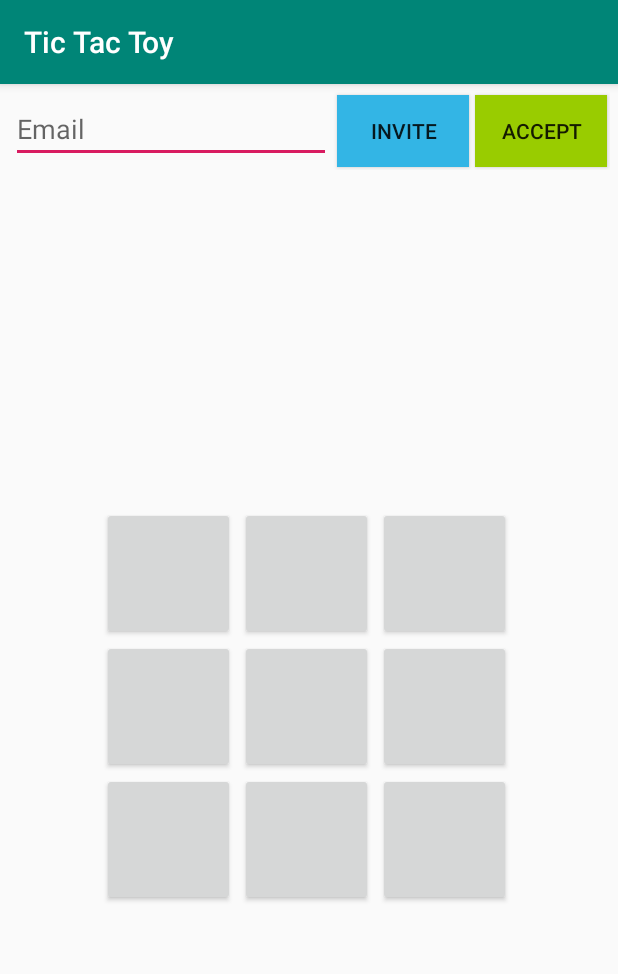
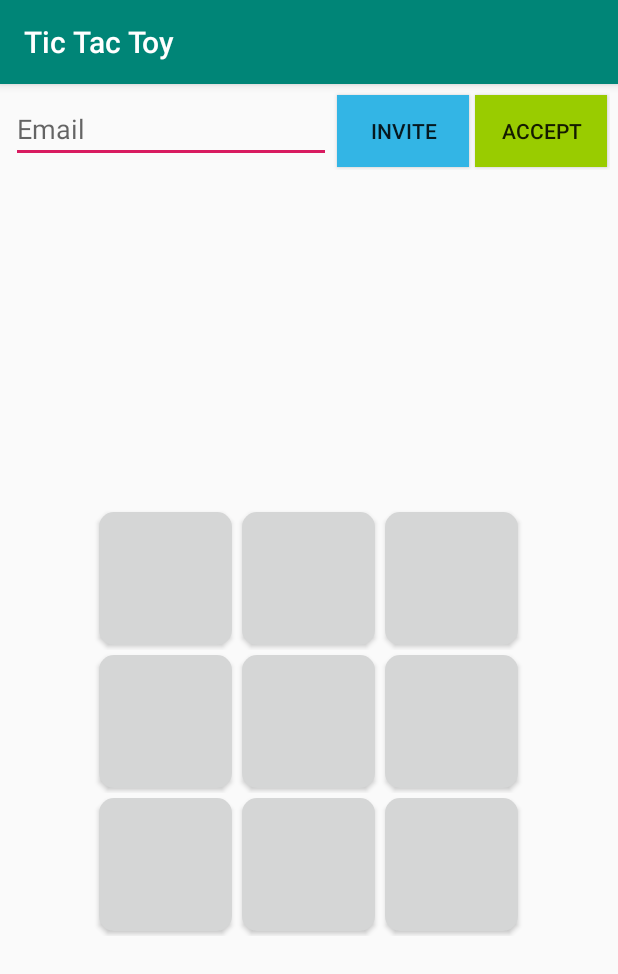
Before and after one commit to BlackBurnVP/TicTacToe, an Android app: the screen it shows after launch once a user with an empty profile is signed in (MainActivity), after a tap on "ACCEPT", on a phone screen of 412 x 824 dp. Shown: the top 974 px of the screen. Run offline under Robolectric (Android 15) with nearby library versions, the phone set to English and light mode, and no system bars; our stand-ins replace Firebase (no records; nobody signed in at launch, a user with empty details on screens opened directly).

Commit message:
Initial commit

```diff
--- a/app/src/main/java/com/vitalii/tictactoylocal/MainActivity.kt
+++ b/app/src/main/java/com/vitalii/tictactoylocal/MainActivity.kt
@@ -1,22 +1,25 @@
 package com.vitalii.tictactoylocal
 
+import android.annotation.SuppressLint
+import android.content.DialogInterface
 import android.content.SharedPreferences
 import android.graphics.Color
 import android.support.v7.app.AppCompatActivity
 import android.os.Bundle
 import android.preference.PreferenceManager
+import android.support.v7.app.AlertDialog
 import android.view.View
 import android.widget.Button
 import android.widget.Toast
 import kotlinx.android.synthetic.main.activity_main.*
-import java.util.*
 import com.google.firebase.analytics.FirebaseAnalytics
-import com.google.firebase.database.DataSnapshot
-import com.google.firebase.database.DatabaseError
-import com.google.firebase.database.FirebaseDatabase
-import com.google.firebase.database.ValueEventListener
+import com.google.firebase.database.*
 import java.lang.Exception
+import kotlin.collections.ArrayList
 import kotlin.collections.HashMap
+import android.R.string.ok
+
+
 
 
 class MainActivity : AppCompatActivity() {
@@ -25,12 +28,11 @@ class MainActivity : AppCompatActivity() {
     private var player1 = ArrayList<Int>()
     private var player2 = ArrayList<Int>()
     private var activePlayer = 1
-    private var emptyCell = ArrayList<Int>()
+    private var usedCell = ArrayList<Button>()
     private var winner =-1
     private var mDatabase: FirebaseDatabase = FirebaseDatabase.getInstance()
     private var mRef = mDatabase.reference
     private var userEmail:String? = ""
-    private val login = LoginActivity()
 
     private lateinit var sp: SharedPreferences
     private lateinit var ed: SharedPreferences.Editor
@@ -54,6 +56,7 @@ class MainActivity : AppCompatActivity() {
 
     fun onClick(view: View){
 
+        if(winner== -1){
             val btnSelected = view as Button
             var cellID = 0
             when(btnSelected.id){
@@ -67,12 +70,10 @@ class MainActivity : AppCompatActivity() {
                 R.id.btn8 -> cellID=8
                 R.id.btn9 -> cellID=9
             }
-
-        //Toast.makeText(this,"Clicked $cellID",Toast.LENGTH_SHORT).show()
-
-        //playGame(cellID,btnSelected)
-
             mRef.child("OnlinePlayer").child(sessionID!!).child(cellID.toString()).setValue(userEmail)
+        }else{
+            announceWinner()
+        }
     }
 
     private fun playGame(cellId:Int,btnSelected:Button) {
@@ -80,7 +81,6 @@ class MainActivity : AppCompatActivity() {
                 btnSelected.text = "X"
                 btnSelected.setBackgroundColor(Color.GREEN)
                 player1.add(cellId)
-//                findWinner()
                 activePlayer = 2
 
             }else{
@@ -90,6 +90,7 @@ class MainActivity : AppCompatActivity() {
                 activePlayer = 1
             }
             btnSelected.isEnabled = false
+            usedCell.add(btnSelected)
             findWinner()
     }
 
@@ -147,12 +148,6 @@ class MainActivity : AppCompatActivity() {
 
         if(winner != -1){
             announceWinner()
-//            if(winner==1){
-//                Toast.makeText(this,"WINNER IS PLAYER 1",Toast.LENGTH_SHORT).show()
-//                activePlayer = 0
-//            };else{
-//                Toast.makeText(this,"WINNER IS PLAYER 2",Toast.LENGTH_SHORT).show()
-//            }
         }
     }
 
@@ -173,17 +168,17 @@ class MainActivity : AppCompatActivity() {
         playGame(cellId,btnSelected)
     }
 
-    private var sessionID:String? = null
+    private var sessionID:String? = ""
     private var playerSymbol:String? = null
 
     private fun onlinePlayer(sessionID:String){
         this.sessionID = sessionID
-        mRef.child("OnlinePlayer").removeValue()
+
         mRef.child("OnlinePlayer").child(sessionID)
             .addValueEventListener(object :ValueEventListener{
                 override fun onDataChange(dataSnapshot: DataSnapshot) {
-//                        player1.clear()
-//                        player2.clear()
+                        player1.clear()
+                        player2.clear()
                     try {
                         if (dataSnapshot.value!= null) {
                             val td = HashMap<String,Any>()
@@ -191,50 +186,35 @@ class MainActivity : AppCompatActivity() {
                                 val valuer = snapshot.value
                                 td[snapshot.key!!] = valuer!!
                             }
-//                            td = dataSnapshot.value as HashMap<String, Any>
                             for (key in td.keys) {
                                 val value = td[key].toString()
 
                                 if (value != userEmail) {
+                                    activePlayer = if (playerSymbol == "X") 2 else 1
+                                } else {
                                     activePlayer = if (playerSymbol == "X") 1 else 2
-                                } else {
-                                    activePlayer = if (playerSymbol == "X") 2 else 1
                                 }
                                 autoPlay(key.toInt())
                             }
                         }
-                    }catch (ex:Exception){
-                        if (dataSnapshot.value!= null) {
-                            val td: HashMap<String, *> = dataSnapshot.value as HashMap<String, *>
-                            for (key in td.keys) {
-                                val value = td[key].toString()
-
-                                if (value != userEmail) {
-                                    activePlayer = if (playerSymbol == "X") 1 else 2
-                                } else {
-                                    activePlayer = if (playerSymbol == "X") 2 else 1
+                    }catch (ex:Exception){ }
                 }
-                                autoPlay(key.toInt())
-                            }
-                        }
-                    }
-                }
-                override fun onCancelled(p0: DatabaseError) {
-
-                }
+                override fun onCancelled(p0: DatabaseError) {}
             })
     }
 
     private fun announceWinner(){
         Toast.makeText(this,"WINNER IS PLAYER $winner",Toast.LENGTH_SHORT).show()
+        mRef.child("OnlinePlayer").child(sessionID!!).removeValue()
     }
 
     private val invite = View.OnClickListener {
         val email = edOtherEmail.text.toString()
         if (splitString(email)!=userEmail){
             mRef.child("Users").child(splitString(email)).child("Request").push().setValue(userEmail)
-            onlinePlayer(userEmail+splitString(email))
-            activePlayer = 1
+            sessionID = userEmail+splitString(email)
+            onlinePlayer(sessionID!!)
+            playerSymbol = "X"
         }else{
             Toast.makeText(this,"You can't invite yourself",Toast.LENGTH_SHORT).show()
         }
@@ -242,11 +222,15 @@ class MainActivity : AppCompatActivity() {
 
     private val accept = View.OnClickListener {
         val email = edOtherEmail.text.toString()
+        sessionID = splitString(email)+userEmail
+        mRef.child("OnlinePlayer").child(sessionID!!).removeValue()
         mRef.child("Users").child(splitString(email)).child("Request").push().setValue(userEmail)
-        onlinePlayer(splitString(email)+userEmail)
-        activePlayer = 2
+        mRef.child("OnlinePlayer").child(sessionID!!).setValue(true)
+        onlinePlayer(sessionID!!)
+        playerSymbol = "O"
     }
 
+    private var number = 0
     private fun incomingRequests(){
         mRef.child("Users").child(splitString(userEmail!!)).child("Request")
             .addValueEventListener(object :ValueEventListener{
@@ -255,6 +239,10 @@ class MainActivity : AppCompatActivity() {
                         val td = dataSnapshot.value as HashMap<String, Any>
                         val values = td[snapshot.key!!].toString()
                         edOtherEmail.setText(values)
+                        val notifyMe = Notifications()
+                        notifyMe.Notify(this@MainActivity,values,number)
+                        alert()
+                        number++
                         mRef.child("Users").child(splitString(userEmail!!)).child("Request").setValue(true)
                         break
                     }
@@ -263,10 +251,51 @@ class MainActivity : AppCompatActivity() {
 
             }
         })
+            mRef.child("OnlinePlayer").child(sessionID!!)
+                .addValueEventListener(object :ValueEventListener{
+                    override fun onDataChange(dataSnapshot: DataSnapshot) {
+                        for(snapshot in dataSnapshot.children){
+                            val td = dataSnapshot.value as HashMap<String,Any>
+                            if (td[snapshot.key!!].toString() == "true"){
+                                refresh()
+                                Toast.makeText(this@MainActivity,"Accepted",Toast.LENGTH_SHORT).show()
                             }
+                        }
+                    }
+                    override fun onCancelled(p0: DatabaseError) {}
+                })
+    }
+
 
     private fun splitString(str:String):String{
         val split = str.split("@")
         return split[0]
     }
+
+    override fun onDestroy() {
+        super.onDestroy()
+        mRef.child("OnlinePlayer").child(sessionID!!).removeValue()
     }
+
+    @SuppressLint("NewApi")
+    private fun refresh(){
+        winner = -1
+        for (btn in usedCell){
+            btn.isEnabled = true
+            btn.background = resources.getDrawable(R.drawable.background_btn)
+            btn.text = ""
+        }
+    }
+
+    //TODO: Изменить уведомление
+    private fun alert(){
+        val builder = AlertDialog.Builder(this)
+        builder.setMessage("Invite from somebody")
+            .setTitle("Title")
+        builder.setPositiveButton("OK", DialogInterface.OnClickListener { dialog, id ->
+            accept
+        })
+        val dialog = builder.create()
+        dialog.show()
+    }
+}
--- /dev/null
+++ b/app/src/main/res/drawable/background_btn.xml
@@ -0,0 +1,10 @@
+<?xml version="1.0" encoding="utf-8"?>
+<selector xmlns:android="http://schemas.android.com/apk/res/android">
+
+  <item>
+      <shape>
+          <solid android:color="@color/gray"/>
+          <corners android:radius="10dp"/>
+      </shape>
+  </item>
+</selector>
--- a/app/src/main/res/layout/activity_main.xml
+++ b/app/src/main/res/layout/activity_main.xml
@@ -36,73 +36,95 @@
                 android:layout_margin="2dp"/>
     </LinearLayout>
 
+    <TextView
+            android:layout_width="match_parent"
+            android:layout_height="wrap_content" android:id="@+id/txtConnected"/>
     <TableLayout
         xmlns:android="http://schemas.android.com/apk/res/android"
         xmlns:tools="http://schemas.android.com/tools"
         android:layout_width="match_parent"
         android:layout_height="match_parent"
         tools:context=".MainActivity"
-        android:gravity="center">
+        android:gravity="center"
+        android:id="@+id/gamePanel">
 
     <TableRow
             android:layout_width="match_parent"
             android:layout_height="match_parent"
             android:gravity="center">
         <Button
+                android:background="@drawable/background_btn"
                 android:layout_width="40pt"
                 android:layout_height="40pt"
                 android:id="@+id/btn1"
-                android:layout_marginRight="3dp" android:onClick="onClick"/>
+                android:onClick="onClick"
+                android:layout_margin="3dp"/>
         <Button
+                android:background="@drawable/background_btn"
                 android:layout_width="40pt"
                 android:layout_height="40pt"
                 android:id="@+id/btn2"
-                android:layout_marginRight="3dp" android:onClick="onClick"/>
+                android:layout_margin="3dp"
+                android:onClick="onClick"/>
         <Button
+                android:background="@drawable/background_btn"
                 android:layout_width="40pt"
                 android:layout_height="40pt"
                 android:id="@+id/btn3"
-                android:layout_marginRight="3dp" android:onClick="onClick"/>
+                android:layout_margin="3dp"
+                android:onClick="onClick"/>
     </TableRow>
     <TableRow
             android:layout_width="match_parent"
             android:layout_height="match_parent"
             android:gravity="center">
         <Button
+                android:background="@drawable/background_btn"
                 android:layout_width="40pt"
                 android:layout_height="40pt"
                 android:id="@+id/btn4"
-                android:layout_marginRight="3dp" android:onClick="onClick"/>
+                android:layout_margin="3dp"
+                android:onClick="onClick"/>
         <Button
+                android:background="@drawable/background_btn"
                 android:layout_width="40pt"
                 android:layout_height="40pt"
                 android:id="@+id/btn5"
-                android:layout_marginRight="3dp" android:onClick="onClick"/>
+                android:layout_margin="3dp"
+                android:onClick="onClick"/>
         <Button
+                android:background="@drawable/background_btn"
                 android:layout_width="40pt"
                 android:layout_height="40pt"
                 android:id="@+id/btn6"
-                android:layout_marginRight="3dp" android:onClick="onClick"/>
+                android:layout_margin="3dp"
+                android:onClick="onClick"/>
     </TableRow>
     <TableRow
             android:layout_width="match_parent"
             android:layout_height="match_parent"
             android:gravity="center">
         <Button
+                android:background="@drawable/background_btn"
                 android:layout_width="40pt"
                 android:layout_height="40pt"
                 android:id="@+id/btn7"
-                android:layout_marginRight="3dp" android:onClick="onClick"/>
+                android:layout_margin="3dp"
+                android:onClick="onClick"/>
         <Button
+                android:background="@drawable/background_btn"
                 android:layout_width="40pt"
                 android:layout_height="40pt"
                 android:id="@+id/btn8"
-                android:layout_marginRight="3dp" android:onClick="onClick"/>
+                android:layout_margin="3dp"
+                android:onClick="onClick"/>
         <Button
+                android:background="@drawable/background_btn"
                 android:layout_width="40pt"
                 android:layout_height="40pt"
                 android:id="@+id/btn9"
-                android:layout_marginRight="3dp" android:onClick="onClick"/>
+                android:layout_margin="3dp"
+                android:onClick="onClick"/>
     </TableRow>
 </TableLayout>
 </LinearLayout>
--- a/app/src/main/res/values/colors.xml
+++ b/app/src/main/res/values/colors.xml
@@ -3,4 +3,5 @@
     <color name="colorPrimary">#008577</color>
     <color name="colorPrimaryDark">#00574B</color>
     <color name="colorAccent">#D81B60</color>
+    <color name="gray">#d5d6d6</color>
 </resources>
```
Also changed, not shown: app/src/main/java/com/vitalii/tictactoylocal/Notifications.kt (added, +36 -0 lines). Lines whose indentation alone changed are shown as unchanged.
